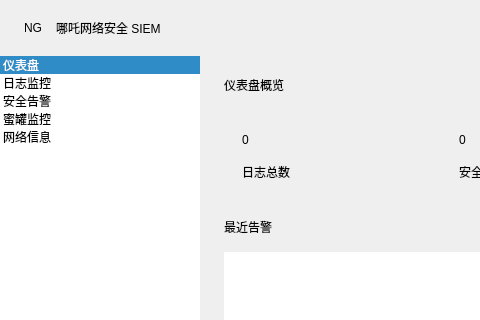
This is src/views/monitor.ui in ctkqiang/NezhaGuard as Qt 5 draws it before an edit; both pictures show x 0 to 480 and y 0 to 320 of the 1100 by 740 pixel window. The edited form follows.
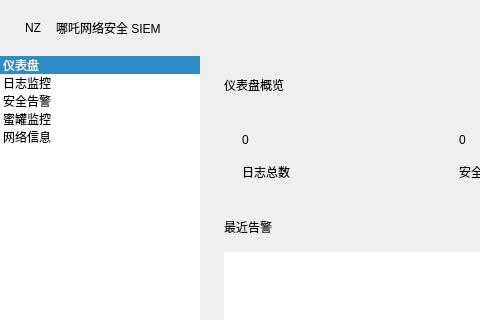
This is the edited form.

Commit message: feat:  主题 UI 重构 + App Icon + Tor/GeoIP 检测 + 蓝队控制台 - UI:  双主题 QSS (暗:#0a1922/亮:#e0f7fa), 圆角14px卡片, 侧边栏选中指示线 - App Icon: 白底青蓝渐变盾牌 macOS bundle .icns + Info.plist - 新增 TorChecker 模块 (check.torproject.org 出口节点列表 + 本地缓存) - 新增 GeoIP 模块 (ip-api.com 免费 API, 国家/城市/坐标/ISP) - 日志监控: 点击行展示 IP 地理位置+主机名+内网/回环 - Delegate 配色适配 cyan 主题, 日志级别色系更新 - 蓝队控制台: 启动/关闭统计, 隔离列表, 流量日志, Tor检测告警 - 修复 apply_theme nullptr / dynamic_cast RTTI 崩溃 - 修复 GuiSink 解析 [哪吒] 新日志格式

What changed in the file:
```diff
--- a/src/views/monitor.ui
+++ b/src/views/monitor.ui
@@ -22,7 +22,7 @@
         <widget class="QLabel" name="brand_badge">
          <property name="minimumSize"><size><width>26</width><height>26</height></size></property>
          <property name="maximumSize"><size><width>26</width><height>26</height></size></property>
-         <property name="text"><string>NG</string></property>
+         <property name="text"><string>NZ</string></property>
          <property name="alignment"><set>Qt::AlignCenter</set></property>
         </widget>
        </item>
```
The commit also changes 4 other files.
